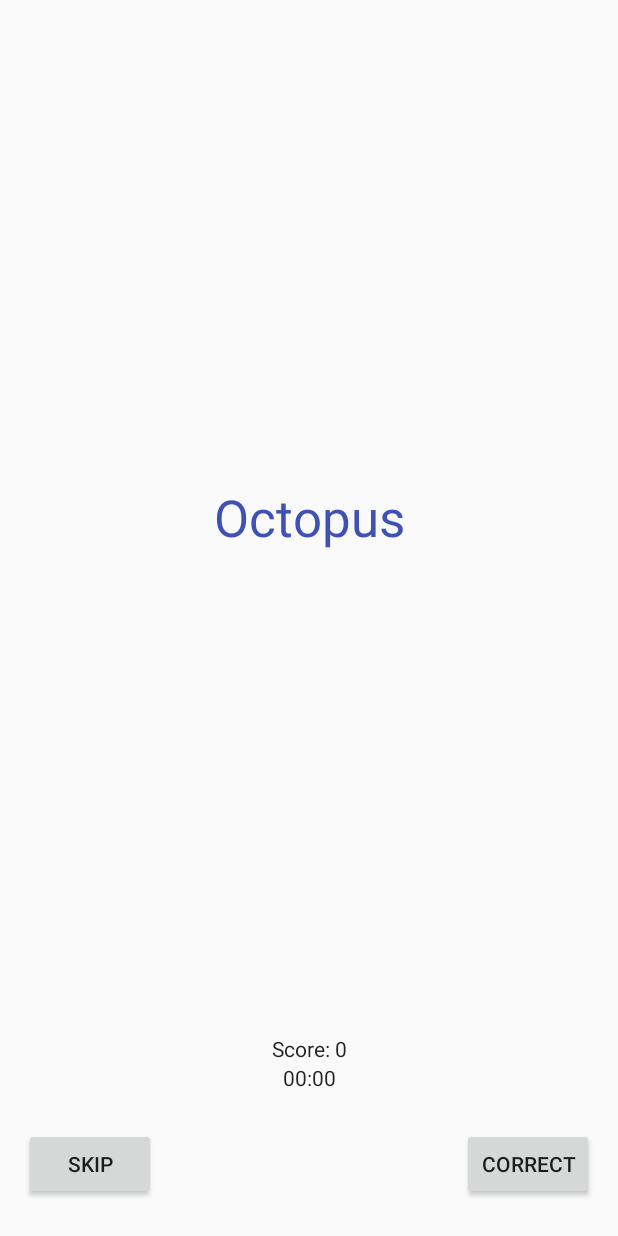
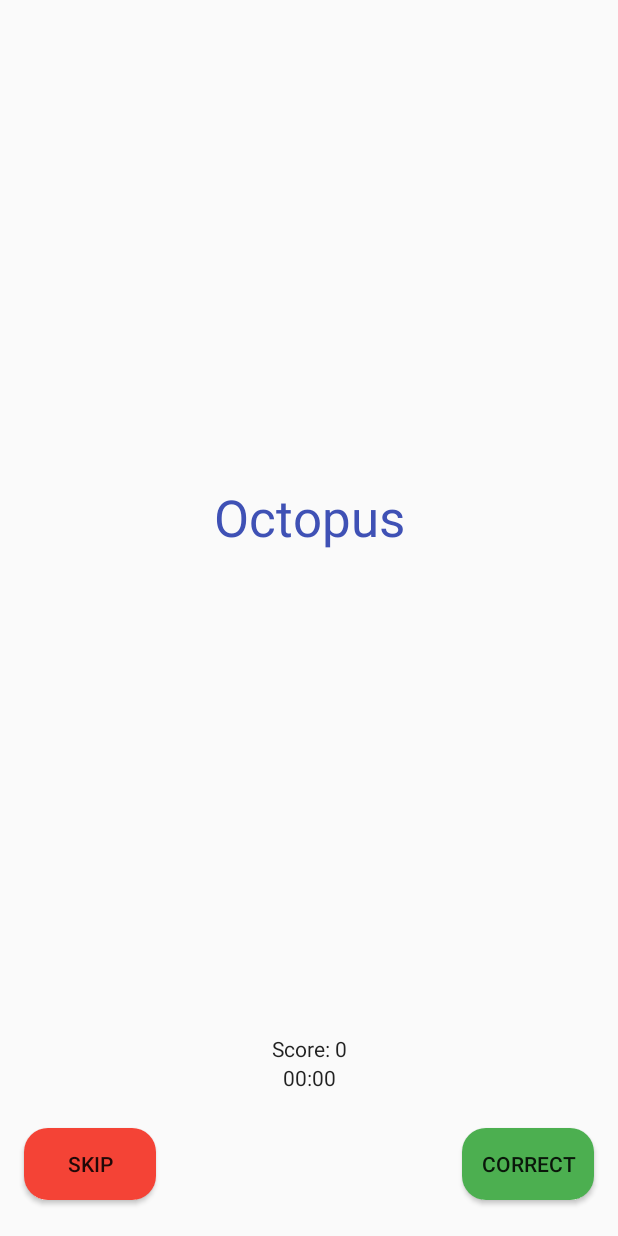
Before and after one commit to thomyfarhan/explainimal, an Android app: the layout fragment_game.xml on its own in the app's theme, with its tools: preview values and no code run, on a phone screen of 412 x 824 dp. Run offline under Robolectric (Android 15) with nearby library versions, the phone set to English and light mode, and no system bars.

Commit message:
[Fragment Game] Add buttons background and apply it to layout

```diff
--- /dev/null
+++ b/app/src/main/res/drawable/button_correct_bg.xml
@@ -0,0 +1,24 @@
+<?xml version="1.0" encoding="utf-8"?>
+<selector xmlns:android="http://schemas.android.com/apk/res/android">
+
+    <item android:state_pressed="true">
+        <shape android:shape="rectangle">
+            <solid android:color="@color/colorCorrectButtonDark"/>
+            <corners android:radius="16dp"/>
+        </shape>
+    </item>
+
+    <item android:state_focused="true">
+        <shape android:shape="rectangle">
+            <solid android:color="@color/colorCorrectButtonLight"/>
+            <corners android:radius="16dp"/>
+        </shape>
+    </item>
+
+    <item>
+        <shape android:shape="rectangle">
+            <solid android:color="@color/colorCorrectButton"/>
+            <corners android:radius="16dp"/>
+        </shape>
+    </item>
+</selector>
--- /dev/null
+++ b/app/src/main/res/drawable/button_skip_bg.xml
@@ -0,0 +1,23 @@
+<?xml version="1.0" encoding="utf-8"?>
+<selector xmlns:android="http://schemas.android.com/apk/res/android">
+    <item android:state_pressed="true">
+        <shape android:shape="rectangle">
+            <solid android:color="@color/colorSkipButtonDark"/>
+            <corners android:radius="16dp"/>
+        </shape>
+    </item>
+
+    <item android:state_focused="true">
+        <shape android:shape="rectangle">
+            <solid android:color="@color/colorSkipButtonLight"/>
+            <corners android:radius="16dp"/>
+        </shape>
+    </item>
+
+    <item>
+        <shape android:shape="rectangle">
+            <solid android:color="@color/colorSkipButton"/>
+            <corners android:radius="16dp"/>
+        </shape>
+    </item>
+</selector>
--- a/app/src/main/res/layout/fragment_game.xml
+++ b/app/src/main/res/layout/fragment_game.xml
@@ -58,6 +58,7 @@
             android:id="@+id/btn_game_skip"
             android:layout_width="wrap_content"
             android:layout_height="wrap_content"
+            android:background="@drawable/button_skip_bg"
             app:layout_constraintBottom_toBottomOf="parent"
             app:layout_constraintTop_toBottomOf="@+id/guideline_game_margin_bottom"
             app:layout_constraintStart_toStartOf="@+id/guideline_game_margin_start"
@@ -67,6 +68,7 @@
             android:id="@+id/btn_game_correct"
             android:layout_width="wrap_content"
             android:layout_height="wrap_content"
+            android:background="@drawable/button_correct_bg"
             app:layout_constraintEnd_toEndOf="@id/guideline_game_margin_end"
             app:layout_constraintBottom_toBottomOf="parent"
             app:layout_constraintTop_toBottomOf="@+id/guideline_game_margin_bottom"
--- a/app/src/main/res/values/colors.xml
+++ b/app/src/main/res/values/colors.xml
@@ -4,4 +4,10 @@
     <color name="colorPrimaryDark">#303F9F</color>
     <color name="colorPrimaryLight">#C5CAE9</color>
     <color name="colorAccent">#FFC107</color>
+    <color name="colorSkipButton">#F44336</color>
+    <color name="colorSkipButtonDark">#D32F2F</color>
+    <color name="colorSkipButtonLight">#FFCDD2</color>
+    <color name="colorCorrectButton">#4CAF50</color>
+    <color name="colorCorrectButtonDark">#388E3C</color>
+    <color name="colorCorrectButtonLight">#C8E6C9</color>
 </resources>
```
